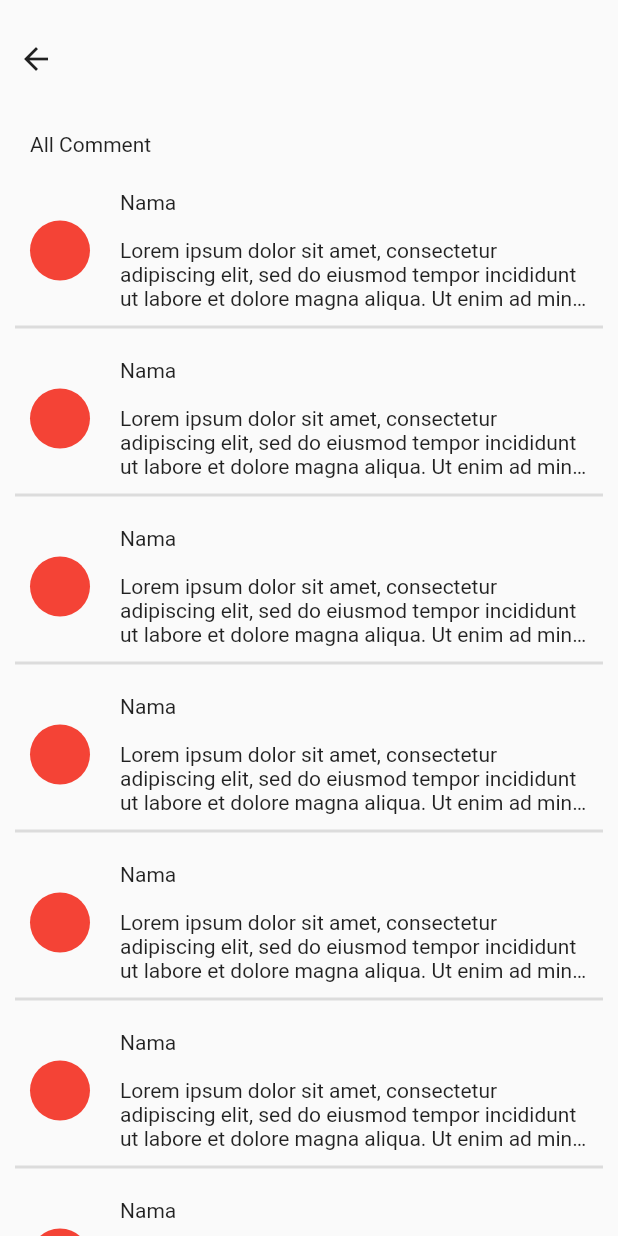
After one commit to askpradana/myshop_flutter_fastapi, a Flutter app: the CommenctSection screen opened directly, on a phone screen of 412 x 824 dp. The commit adds this screen. Run offline on Flutter 3.47's test engine with Material 2 defaults, Android fonts, the phone set to English and light mode, and no system bars; network calls fail.

Commit message:
preparation before migration

```diff
--- /dev/null
+++ b/lib/pages/singleitem/comment_section.dart
@@ -0,0 +1,98 @@
+import 'package:fastapi_shop1/widget/appbar.dart';
+import 'package:flutter/material.dart';
+
+class CommenctSection extends StatefulWidget {
+  const CommenctSection({Key? key}) : super(key: key);
+
+  @override
+  _CommenctSectionState createState() => _CommenctSectionState();
+}
+
+class _CommenctSectionState extends State<CommenctSection> {
+  @override
+  Widget build(BuildContext context) {
+    return Scaffold(
+      body: SafeArea(
+        child: ListView.separated(
+          itemCount: 10,
+          itemBuilder: (BuildContext context, int index) {
+            if (index == 0) {
+              return buildHeaderComment();
+            }
+            if (index == 1) {
+              return Padding(
+                padding: const EdgeInsets.only(left: 20),
+                child: Text(
+                  "All Comment",
+                ),
+              );
+            }
+            return buildCardCommenct();
+          },
+          separatorBuilder: (BuildContext context, int index) {
+            if (index > 1) {
+              return Divider(
+                indent: 10,
+                endIndent: 10,
+                thickness: 2,
+              );
+            }
+            return SizedBox(
+              height: 10,
+            );
+          },
+        ),
+      ),
+    );
+  }
+
+  buildHeaderComment() {
+    return AppBarBack();
+  }
+
+  buildCardCommenct() {
+    return LayoutBuilder(
+      builder: (BuildContext context, BoxConstraints constraints) {
+        if (constraints.maxWidth > 800) {
+          return Text("In work");
+        } else {
+          return Container(
+            padding: EdgeInsets.only(top: 10, left: 10, right: 10),
+            // height: 100,
+            child: Padding(
+              padding: const EdgeInsets.symmetric(
+                vertical: 3,
+                horizontal: 10,
+              ),
+              child: Row(
+                children: [
+                  CircleAvatar(
+                    backgroundColor: Colors.red,
+                  ),
+                  Container(
+                    width: constraints.maxWidth - 80,
+                    padding: const EdgeInsets.only(left: 20),
+                    child: Column(
+                      crossAxisAlignment: CrossAxisAlignment.start,
+                      children: [
+                        Text("Nama"),
+                        Divider(
+                          color: Colors.transparent,
+                        ),
+                        Text(
+                          'Lorem ipsum dolor sit amet, consectetur adipiscing elit, sed do eiusmod tempor incididunt ut labore et dolore magna aliqua. Ut enim ad minim veniam, quis nostrud exercitation ullamco laboris nisi ut aliquip ex ea commodo consequat. Duis aute irure dolor in reprehenderit in voluptate velit esse cillum dolore eu fugiat nulla pariatur. Excepteur sint occaecat cupidatat non proident, sunt in culpa qui officia deserunt mollit anim id est laborum.',
+                          maxLines: 3,
+                          overflow: TextOverflow.ellipsis,
+                        ),
+                      ],
+                    ),
+                  )
+                ],
+              ),
+            ),
+          );
+        }
+      },
+    );
+  }
+}
--- a/lib/widget/appbar.dart
+++ b/lib/widget/appbar.dart
@@ -53,3 +53,24 @@ class AppBarWithFunction extends StatelessWidget {
     );
   }
 }
+
+class AppBarBack extends StatelessWidget {
+  const AppBarBack({Key? key}) : super(key: key);
+
+  @override
+  Widget build(BuildContext context) {
+    return Padding(
+      padding: EdgeInsets.symmetric(vertical: 15),
+      child: Container(
+        alignment: Alignment.centerLeft,
+        child: IconButton(
+            onPressed: () {
+              Navigator.pop(context);
+            },
+            icon: Icon(
+              Icons.arrow_back,
+            )),
+      ),
+    );
+  }
+}
```
Also changed, not shown: lib/pages/mainpage/widgets/imtelist_widget.dart (+6 -1 lines), lib/pages/singleitem/single_item_page.dart (+66 -3 lines), 1 other file.
